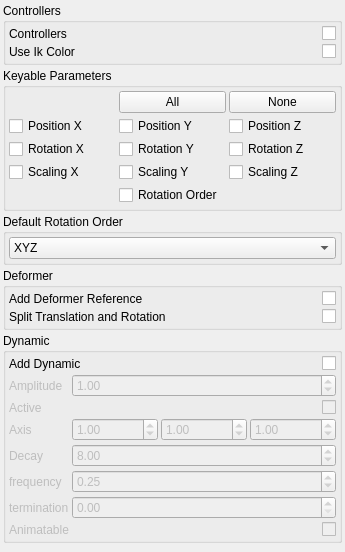
Old version of the form brigks/systems/zleg/widget.ui in the repository miquelcampos/brigks.
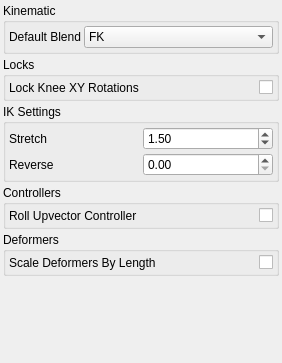
New version of the form.

Patch:
```diff
--- a/brigks/systems/zleg/widget.ui
+++ b/brigks/systems/zleg/widget.ui
@@ -6,8 +6,8 @@
    <rect>
     <x>0</x>
     <y>0</y>
-    <width>345</width>
-    <height>552</height>
+    <width>282</width>
+    <height>363</height>
    </rect>
   </property>
   <property name="windowTitle">
@@ -20,59 +20,10 @@
    <property name="margin">
     <number>3</number>
    </property>
-   <item>
-    <widget class="QGroupBox" name="groupBox_3">
-     <property name="title">
-      <string>Controllers</string>
-     </property>
-     <layout class="QGridLayout" name="gridLayout_2">
-      <property name="margin">
-       <number>3</number>
-      </property>
-      <property name="spacing">
-       <number>3</number>
-      </property>
-      <item row="0" column="0">
-       <widget class="QLabel" name="label_2">
-        <property name="text">
-         <string>Controllers</string>
-        </property>
-       </widget>
-      </item>
-      <item row="0" column="1">
-       <widget class="QCheckBox" name="uiAddControllers">
-        <property name="layoutDirection">
-         <enum>Qt::RightToLeft</enum>
-        </property>
-        <property name="text">
-         <string/>
-        </property>
-       </widget>
-      </item>
-      <item row="1" column="1">
-       <widget class="QCheckBox" name="uiUseIkColor">
-        <property name="layoutDirection">
-         <enum>Qt::RightToLeft</enum>
-        </property>
-        <property name="text">
-         <string/>
-        </property>
-       </widget>
-      </item>
-      <item row="1" column="0">
-       <widget class="QLabel" name="label_3">
-        <property name="text">
-         <string>Use Ik Color</string>
-        </property>
-       </widget>
-      </item>
-     </layout>
-    </widget>
-   </item>
    <item>
     <widget class="QGroupBox" name="groupBox">
      <property name="title">
-      <string>Keyable Parameters</string>
+      <string>Kinematic</string>
      </property>
      <layout class="QGridLayout" name="gridLayout">
       <property name="margin">
@@ -81,110 +32,24 @@
       <property name="spacing">
        <number>3</number>
       </property>
-      <item row="3" column="1">
-       <widget class="QCheckBox" name="uiScly">
-        <property name="text">
-         <string>Scaling Y</string>
+      <item row="0" column="0">
+       <widget class="QLabel" name="label_2">
+        <property name="sizePolicy">
+         <sizepolicy hsizetype="Fixed" vsizetype="Preferred">
+          <horstretch>0</horstretch>
+          <verstretch>0</verstretch>
+         </sizepolicy>
         </property>
-       </widget>
-      </item>
-      <item row="3" column="0">
-       <widget class="QCheckBox" name="uiSclx">
         <property name="text">
-         <string>Scaling X</string>
-        </property>
-       </widget>
-      </item>
-      <item row="3" column="2">
-       <widget class="QCheckBox" name="uiSclz">
-        <property name="text">
-         <string>Scaling Z</string>
-        </property>
-       </widget>
-      </item>
-      <item row="1" column="0">
-       <widget class="QCheckBox" name="uiPosx">
-        <property name="text">
-         <string>Position X</string>
-        </property>
-       </widget>
-      </item>
-      <item row="1" column="1">
-       <widget class="QCheckBox" name="uiPosy">
-        <property name="text">
-         <string>Position Y</string>
-        </property>
-       </widget>
-      </item>
-      <item row="0" column="2">
-       <widget class="QPushButton" name="uiKeyableNoneBTN">
-        <property name="text">
-         <string>None</string>
+         <string>Default Blend</string>
         </property>
        </widget>
       </item>
       <item row="0" column="1">
-       <widget class="QPushButton" name="uiKeyableAllBTN">
-        <property name="text">
-         <string>All</string>
-        </property>
-       </widget>
-      </item>
-      <item row="2" column="2">
-       <widget class="QCheckBox" name="uiRotz">
-        <property name="text">
-         <string>Rotation Z</string>
-        </property>
-       </widget>
-      </item>
-      <item row="2" column="1">
-       <widget class="QCheckBox" name="uiRoty">
-        <property name="text">
-         <string>Rotation Y</string>
-        </property>
-       </widget>
-      </item>
-      <item row="2" column="0">
-       <widget class="QCheckBox" name="uiRotx">
-        <property name="text">
-         <string>Rotation X</string>
-        </property>
-       </widget>
-      </item>
-      <item row="1" column="2">
-       <widget class="QCheckBox" name="uiPosz">
-        <property name="text">
-         <string>Position Z</string>
-        </property>
-       </widget>
-      </item>
-      <item row="4" column="1">
-       <widget class="QCheckBox" name="uiRotorder">
-        <property name="text">
-         <string>Rotation Order</string>
-        </property>
-       </widget>
-      </item>
-     </layout>
-    </widget>
-   </item>
-   <item>
-    <widget class="QGroupBox" name="groupBox_5">
-     <property name="title">
-      <string>Default Rotation Order</string>
-     </property>
-     <layout class="QVBoxLayout" name="verticalLayout">
-      <property name="spacing">
-       <number>3</number>
-      </property>
-      <property name="margin">
-       <number>3</number>
-      </property>
-      <item>
-       <widget class="QComboBox" name="uiDefaultRotationOrder">
+       <widget class="QComboBox" name="uiBlend">
         <item>
          <property name="text">
-          <string>XYZ</string>
+          <string>FK</string>
          </property>
         </item>
         <item>
@@ -220,34 +85,24 @@
    <item>
     <widget class="QGroupBox" name="groupBox_2">
      <property name="title">
-      <string>Deformer</string>
+      <string>Locks</string>
      </property>
-     <layout class="QGridLayout" name="gridLayout_3">
+     <layout class="QGridLayout" name="gridLayout_2">
       <property name="margin">
        <number>3</number>
       </property>
       <property name="spacing">
        <number>3</number>
       </property>
-      <item row="0" column="1">
-       <widget class="QCheckBox" name="uiAddDeformerReferences">
-        <property name="layoutDirection">
-         <enum>Qt::RightToLeft</enum>
-        </property>
-        <property name="text">
-         <string/>
-        </property>
-       </widget>
-      </item>
       <item row="0" column="0">
        <widget class="QLabel" name="label">
         <property name="text">
-         <string>Add Deformer Reference</string>
+         <string>Lock Knee XY Rotations</string>
         </property>
        </widget>
       </item>
-      <item row="1" column="1">
-       <widget class="QCheckBox" name="uiSplitRotation">
+      <item row="0" column="1">
+       <widget class="QCheckBox" name="uiLockKneeRotation">
         <property name="layoutDirection">
          <enum>Qt::RightToLeft</enum>
         </property>
@@ -256,43 +111,82 @@
         </property>
        </widget>
       </item>
-      <item row="1" column="0">
-       <widget class="QLabel" name="label_4">
-        <property name="text">
-         <string>Split Translation and Rotation</string>
-        </property>
-       </widget>
-      </item>
      </layout>
     </widget>
    </item>
    <item>
-    <widget class="QGroupBox" name="uiDynamicGRP">
-     <property name="minimumSize">
-      <size>
-       <width>0</width>
-       <height>0</height>
-      </size>
-     </property>
+    <widget class="QGroupBox" name="groupBox_5">
      <property name="title">
-      <string>Dynamic</string>
+      <string>IK Settings</string>
      </property>
-     <layout class="QGridLayout" name="gridLayout_4">
+     <layout class="QGridLayout" name="gridLayout_3">
       <property name="margin">
        <number>3</number>
       </property>
       <property name="spacing">
        <number>3</number>
       </property>
+      <item row="0" column="1">
+       <widget class="QDoubleSpinBox" name="uiStretchDefault">
+        <property name="minimum">
+         <double>1.000000000000000</double>
+        </property>
+        <property name="singleStep">
+         <double>0.100000000000000</double>
+        </property>
+        <property name="value">
+         <double>1.500000000000000</double>
+        </property>
+       </widget>
+      </item>
       <item row="0" column="0">
        <widget class="QLabel" name="label_5">
         <property name="text">
-         <string>Add Dynamic</string>
+         <string>Stretch</string>
         </property>
        </widget>
       </item>
-      <item row="0" column="1">
-       <widget class="QCheckBox" name="uiDynamic">
+      <item row="1" column="1">
+       <widget class="QDoubleSpinBox" name="uiReverseDefault">
+        <property name="maximum">
+         <double>1.000000000000000</double>
+        </property>
+        <property name="singleStep">
+         <double>0.100000000000000</double>
+        </property>
+       </widget>
+      </item>
+      <item row="1" column="0">
+       <widget class="QLabel" name="label_6">
+        <property name="text">
+         <string>Reverse</string>
+        </property>
+       </widget>
+      </item>
+     </layout>
+    </widget>
+   </item>
+   <item>
+    <widget class="QGroupBox" name="groupBox_3">
+     <property name="title">
+      <string>Controllers</string>
+     </property>
+     <layout class="QHBoxLayout" name="horizontalLayout">
+      <property name="spacing">
+       <number>3</number>
+      </property>
+      <property name="margin">
+       <number>3</number>
+      </property>
+      <item>
+       <widget class="QLabel" name="label_3">
+        <property name="text">
+         <string>Roll Upvector Controller</string>
+        </property>
+       </widget>
+      </item>
+      <item>
+       <widget class="QCheckBox" name="uiRollUpVController">
         <property name="layoutDirection">
          <enum>Qt::RightToLeft</enum>
         </property>
@@ -301,243 +195,36 @@
         </property>
        </widget>
       </item>
-      <item row="1" column="0" colspan="2">
-       <widget class="QWidget" name="uiDynamicDefaultWDG" native="true">
-        <property name="enabled">
-         <bool>false</bool>
+     </layout>
+    </widget>
+   </item>
+   <item>
+    <widget class="QGroupBox" name="groupBox_4">
+     <property name="title">
+      <string>Deformers</string>
+     </property>
+     <layout class="QHBoxLayout" name="horizontalLayout_2">
+      <property name="spacing">
+       <number>3</number>
+      </property>
+      <property name="margin">
+       <number>3</number>
+      </property>
+      <item>
+       <widget class="QLabel" name="label_4">
+        <property name="text">
+         <string>Scale Deformers By Length</string>
         </property>
-        <layout class="QGridLayout" name="gridLayout_5">
-         <property name="margin">
-          <number>0</number>
-         </property>
-         <property name="spacing">
-          <number>3</number>
-         </property>
-         <item row="0" column="0">
-          <widget class="QLabel" name="label_8">
-           <property name="text">
-            <string>Amplitude</string>
-           </property>
-          </widget>
-         </item>
-         <item row="0" column="1">
-          <widget class="QDoubleSpinBox" name="uiAmplitude">
-           <property name="maximum">
-            <double>100.000000000000000</double>
-           </property>
-           <property name="singleStep">
-            <double>0.100000000000000</double>
-           </property>
-           <property name="value">
-            <double>1.000000000000000</double>
-           </property>
-          </widget>
-         </item>
-         <item row="1" column="0">
-          <widget class="QLabel" name="uiActiveLBL">
-           <property name="sizePolicy">
-            <sizepolicy hsizetype="Fixed" vsizetype="Preferred">
-             <horstretch>0</horstretch>
-             <verstretch>0</verstretch>
-            </sizepolicy>
-           </property>
-           <property name="minimumSize">
-            <size>
-             <width>10</width>
-             <height>0</height>
-            </size>
-           </property>
-           <property name="text">
-            <string>Active</string>
-           </property>
-          </widget>
-         </item>
-         <item row="1" column="1">
-          <widget class="QCheckBox" name="uiActive">
-           <property name="layoutDirection">
-            <enum>Qt::RightToLeft</enum>
-           </property>
-           <property name="text">
-            <string/>
-           </property>
-          </widget>
-         </item>
-         <item row="3" column="0">
-          <widget class="QLabel" name="uiStartCurveAttractLBL">
-           <property name="sizePolicy">
-            <sizepolicy hsizetype="Fixed" vsizetype="Preferred">
-             <horstretch>0</horstretch>
-             <verstretch>0</verstretch>
-            </sizepolicy>
-           </property>
-           <property name="minimumSize">
-            <size>
-             <width>10</width>
-             <height>0</height>
-            </size>
-           </property>
-           <property name="text">
-            <string>Decay</string>
-           </property>
-          </widget>
-         </item>
-         <item row="3" column="1">
-          <widget class="QDoubleSpinBox" name="uiDecay">
-           <property name="minimum">
-            <double>0.000000000000000</double>
-           </property>
-           <property name="maximum">
-            <double>999.000000000000000</double>
-           </property>
-           <property name="singleStep">
-            <double>1.000000000000000</double>
-           </property>
-           <property name="value">
-            <double>8.000000000000000</double>
-           </property>
-          </widget>
-         </item>
-         <item row="4" column="0">
-          <widget class="QLabel" name="uiBendResistanceLBL">
-           <property name="sizePolicy">
-            <sizepolicy hsizetype="Fixed" vsizetype="Preferred">
-             <horstretch>0</horstretch>
-             <verstretch>0</verstretch>
-            </sizepolicy>
-           </property>
-           <property name="minimumSize">
-            <size>
-             <width>10</width>
-             <height>0</height>
-            </size>
-           </property>
-           <property name="text">
-            <string>frequency</string>
-           </property>
-          </widget>
-         </item>
-         <item row="4" column="1">
-          <widget class="QDoubleSpinBox" name="uiFrequency">
-           <property name="minimum">
-            <double>0.000000000000000</double>
-           </property>
-           <property name="maximum">
-            <double>100.000000000000000</double>
-           </property>
-           <property name="singleStep">
-            <double>0.250000000000000</double>
-           </property>
-           <property name="value">
-            <double>0.250000000000000</double>
-           </property>
-          </widget>
-         </item>
-         <item row="5" column="0">
-          <widget class="QLabel" name="uiMassLBL">
-           <property name="sizePolicy">
-            <sizepolicy hsizetype="Fixed" vsizetype="Preferred">
-             <horstretch>0</horstretch>
-             <verstretch>0</verstretch>
-            </sizepolicy>
-           </property>
-           <property name="minimumSize">
-            <size>
-             <width>10</width>
-             <height>0</height>
-            </size>
-           </property>
-           <property name="text">
-            <string>termination</string>
-           </property>
-          </widget>
-         </item>
-         <item row="5" column="1">
-          <widget class="QDoubleSpinBox" name="uiTermination">
-           <property name="minimum">
-            <double>0.000000000000000</double>
-           </property>
-           <property name="maximum">
-            <double>100.000000000000000</double>
-           </property>
-           <property name="singleStep">
-            <double>0.100000000000000</double>
-           </property>
-           <property name="value">
-            <double>0.000000000000000</double>
-           </property>
-          </widget>
-         </item>
-         <item row="6" column="0">
-          <widget class="QLabel" name="uiAnimatableLBL">
-           <property name="sizePolicy">
-            <sizepolicy hsizetype="Fixed" vsizetype="Preferred">
-             <horstretch>0</horstretch>
-             <verstretch>0</verstretch>
-            </sizepolicy>
-           </property>
-           <property name="minimumSize">
-            <size>
-             <width>10</width>
-             <height>0</height>
-            </size>
-           </property>
-           <property name="text">
-            <string>Animatable</string>
-           </property>
-          </widget>
-         </item>
-         <item row="6" column="1">
-          <widget class="QCheckBox" name="uiDynamicAnimatable">
-           <property name="layoutDirection">
-            <enum>Qt::RightToLeft</enum>
-           </property>
-           <property name="text">
-            <string/>
-           </property>
-          </widget>
-         </item>
-         <item row="2" column="1">
-          <layout class="QHBoxLayout" name="horizontalLayout_2">
-           <item>
-            <widget class="QDoubleSpinBox" name="uiAmplitudeX">
-             <property name="singleStep">
-              <double>0.100000000000000</double>
-             </property>
-             <property name="value">
-              <double>1.000000000000000</double>
-             </property>
-            </widget>
-           </item>
-           <item>
-            <widget class="QDoubleSpinBox" name="uiAmplitudeY">
-             <property name="singleStep">
-              <double>0.100000000000000</double>
-             </property>
-             <property name="value">
-              <double>1.000000000000000</double>
-             </property>
-            </widget>
-           </item>
-           <item>
-            <widget class="QDoubleSpinBox" name="uiAmplitudeZ">
-             <property name="singleStep">
-              <double>0.100000000000000</double>
-             </property>
-             <property name="value">
-              <double>1.000000000000000</double>
-             </property>
-            </widget>
-           </item>
-          </layout>
-         </item>
-         <item row="2" column="0">
-          <widget class="QLabel" name="label_6">
-           <property name="text">
-            <string>Axis</string>
-           </property>
-          </widget>
-         </item>
-        </layout>
+       </widget>
+      </item>
+      <item>
+       <widget class="QCheckBox" name="uiScaleDeformers">
+        <property name="layoutDirection">
+         <enum>Qt::RightToLeft</enum>
+        </property>
+        <property name="text">
+         <string/>
+        </property>
        </widget>
       </item>
      </layout>
@@ -551,7 +238,7 @@
      <property name="sizeHint" stdset="0">
       <size>
        <width>20</width>
-       <height>40</height>
+       <height>310</height>
       </size>
      </property>
     </spacer>
```
Left out of the diff: 26 changed lines with no effect on the pictures.
